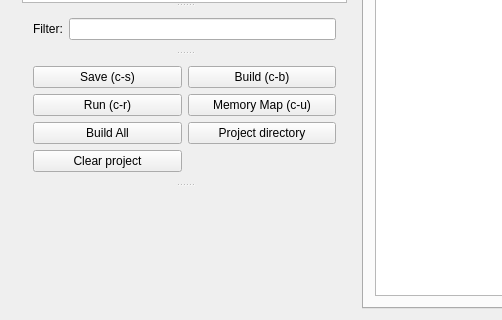
The window that mainwindow.ui (leuat/TRSE) describes before a commit, drawn with Qt 5; both pictures show x 0 to 502 and y 400 to 720 of the 1380 by 720 pixel window.
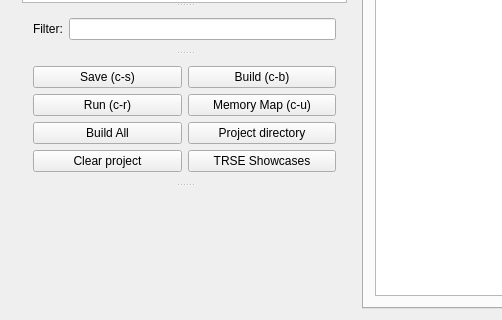
The same window after the commit. Icons and pictures are not drawn.

Patch:
```diff
--- a/mainwindow.ui
+++ b/mainwindow.ui
@@ -105,7 +105,7 @@
              </item>
             </layout>
            </widget>
-           <widget class="QWidget" name="">
+           <widget class="QWidget" name="layoutWidget">
             <layout class="QGridLayout" name="gridLayout_8">
              <item row="2" column="1">
               <widget class="QPushButton" name="btnProjectDir">
@@ -171,6 +171,13 @@
                </property>
               </widget>
              </item>
+             <item row="3" column="1">
+              <widget class="QPushButton" name="btnShowcases">
+               <property name="text">
+                <string>TRSE Showcases</string>
+               </property>
+              </widget>
+             </item>
             </layout>
            </widget>
           </widget>
```
Left out of the diff: 8 changed lines with no effect on the pictures.
